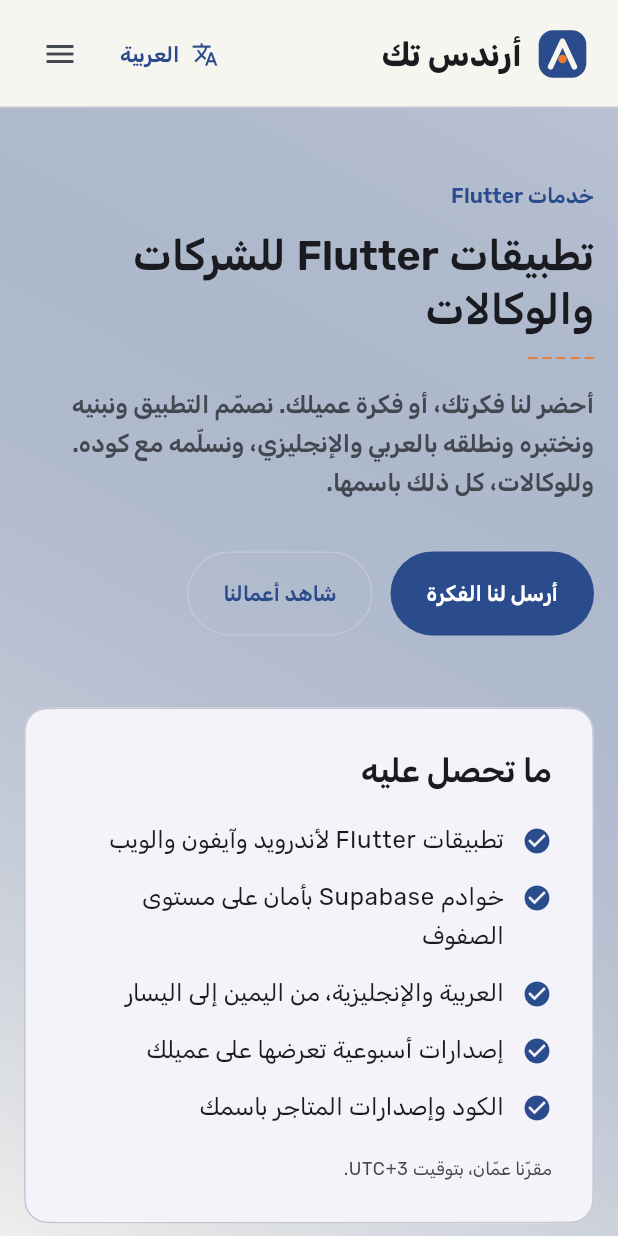
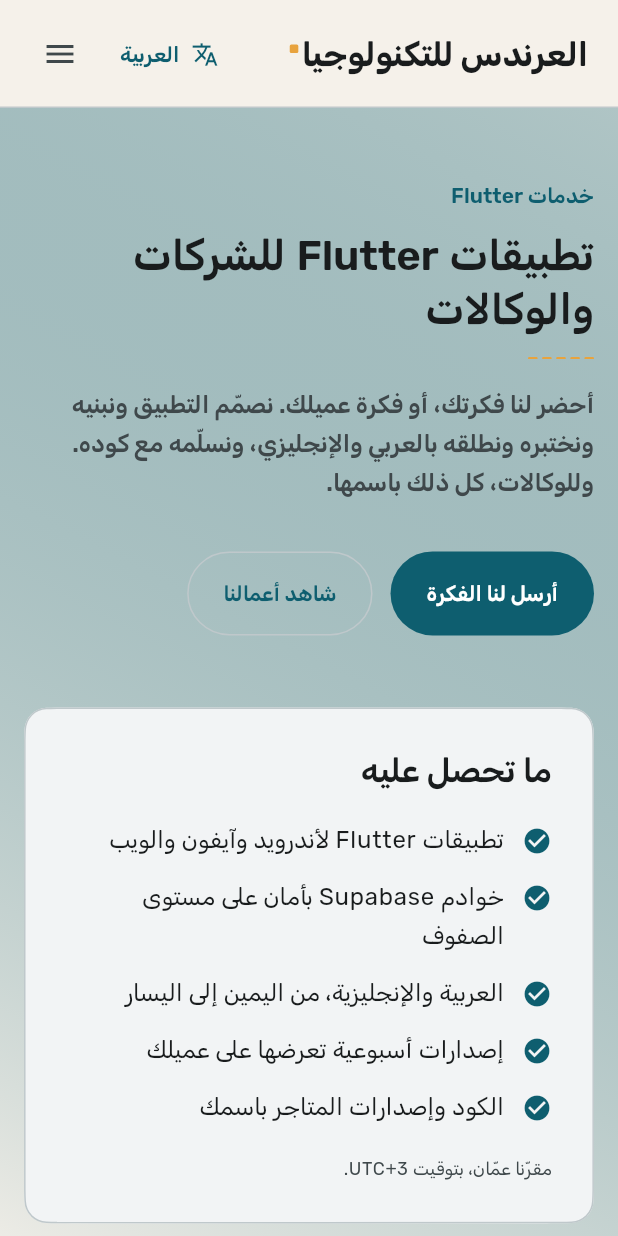
Before and after one commit to abu-arandas/abu-arandas, a Flutter app: the ServicesPage screen opened directly, after a tap on "العربية", on a phone screen of 412 x 824 dp. Run offline on Flutter 3.47's test engine with Material 3 defaults, Android fonts, the phone set to English and light mode, and no system bars; our stand-ins replace get, material_ui; statements that could not run were skipped.

Commit message:
Arandas Tech: the wordmark logo, a teal and saffron palette, and the name العرندس للتكنولوجيا (#20)
The logo is now the name in bold ink with one saffron pixel over the "a" of
"das"; the favicon and app icons are a sand A on a teal tile with the pixel as
its crossbar. The site's palette moves off the Zirr denim and orange to deep
teal, saffron, ink and warm sand. The Arabic name is العرندس للتكنولوجيا.


Claude-Session: https://claude.ai/code/session_013JgGuePNSfZpKQyJfGGukC

Co-authored-by: Claude <noreply@anthropic.com>

```diff
--- a/site/lib/config/brand.dart
+++ b/site/lib/config/brand.dart
@@ -6,30 +6,30 @@ class Brand {
   /// The company's name in English, also the translation key for [nameAr].
   static const name = 'Arandas Tech';
 
-  /// The name as the logo spells it, next to the mark: all lower case in English, [nameAr] in Arabic.
-  static const wordmark = 'arandas tech';
-
   /// The company's name in Arabic.
-  static const nameAr = 'أرندس تك';
+  static const nameAr = 'العرندس للتكنولوجيا';
 
   /// The company's product line for shops, also the translation key for [productLineAr]. Zirr (زِرّ) is "button": the
   /// one on a shirt and the one on a screen.
   static const productLine = 'Zirr';
   static const productLineAr = 'زِرّ';
 
-  /// Denim: buttons, links and the mark. Arandas Tech and its Zirr line share one palette. Every screen's palette is made from it.
-  static const seedColor = Color(0xFF2B4C8C);
+  /// Deep teal: buttons, links and the monogram. Every screen's palette is made from it.
+  static const seedColor = Color(0xFF0E5E6F);
 
-  /// Thread orange: the lit hole of the mark and highlights. Dark text on it, never white.
-  static const thread = Color(0xFFEE7B30);
+  /// Saffron gold: the pixel on the wordmark and highlights. Dark text on it, never white.
+  static const accent = Color(0xFFE8A33D);
 
-  /// Denim and thread as they read on the dark theme's night blue.
-  static const seedColorDark = Color(0xFF8EAEF0);
-  static const threadDark = Color(0xFFFF9F5A);
+  /// Teal and saffron as they read on the dark theme's ink.
+  static const seedColorDark = Color(0xFF6CC3D3);
+  static const accentDark = Color(0xFFF2B95C);
 
-  /// The page: cotton white, or night blue in the dark.
-  static const page = Color(0xFFF7F5F0);
-  static const pageDark = Color(0xFF0D121C);
+  /// Ink: text, and the tint of every shadow.
+  static const ink = Color(0xFF121417);
+
+  /// The page: warm sand, or ink in the dark.
+  static const page = Color(0xFFF5F1EA);
+  static const pageDark = Color(0xFF101416);
 
   /// One font for Arabic and Latin text, bundled in assets/fonts and declared in pubspec.yaml.
   static const fontFamily = 'Rubik';
--- a/site/lib/config/theme.dart
+++ b/site/lib/config/theme.dart
@@ -2,7 +2,7 @@ import 'package:material_ui/material_ui.dart';
 
 import 'brand.dart';
 
-/// Light and dark themes, both made from [Brand.seedColor], with the brand's own denim, thread orange and page colours.
+/// Light and dark themes, both made from [Brand.seedColor], with the brand's own teal, saffron, ink and sand.
 ///
 /// The Zirr house style sits on top of the colours, as in every Zirr product: headings semibold and a touch tight,
 /// corners that flow into the sides ([AppTheme.shape]), fields that show their edge under the pointer and turn white
@@ -57,8 +57,8 @@ class AppTheme {
 
   /// The shadow a card rises onto under the pointer: soft, layered and tinted with ink.
   static const lifted = [
-    BoxShadow(color: Color(0x0F18202E), blurRadius: 4, offset: Offset(0, 1)),
-    BoxShadow(color: Color(0x2418202E), blurRadius: 28, offset: Offset(0, 12)),
+    BoxShadow(color: Color(0x0F121417), blurRadius: 4, offset: Offset(0, 1)),
+    BoxShadow(color: Color(0x24121417), blurRadius: 28, offset: Offset(0, 12)),
   ];
 
   static ThemeData _build(Brightness brightness) {
@@ -66,8 +66,8 @@ class AppTheme {
     final scheme = ColorScheme.fromSeed(seedColor: Brand.seedColor, brightness: brightness, dynamicSchemeVariant: DynamicSchemeVariant.fidelity).copyWith(
       primary: dark ? Brand.seedColorDark : Brand.seedColor,
       onPrimary: dark ? Brand.pageDark : Colors.white,
-      secondary: dark ? Brand.threadDark : Brand.thread,
-      onSecondary: const Color(0xFF18202E),
+      secondary: dark ? Brand.accentDark : Brand.accent,
+      onSecondary: Brand.ink,
       surface: dark ? Brand.pageDark : Brand.page,
     );
     final base = ThemeData(colorScheme: scheme, fontFamily: Brand.fontFamily, scaffoldBackgroundColor: scheme.surface);
--- a/site/lib/l10n/ar.dart
+++ b/site/lib/l10n/ar.dart
@@ -4,7 +4,6 @@ import '../config/brand.dart';
 /// shows English rather than nothing; `node tool/check_arabic.mjs` fails the build when one is missing.
 const ar = <String, String>{
   Brand.name: Brand.nameAr,
-  Brand.wordmark: Brand.nameAr,
   Brand.city: 'عمّان، الأردن',
   'العربية': 'English',
 
@@ -308,13 +307,13 @@ const ar = <String, String>{
   'Flutter services': 'خدمات Flutter',
   'A software company in Amman. We build Flutter apps and make Zirr, software for shops.':
       'شركة برمجيات في عمّان. نبني تطبيقات Flutter ونصنع زِرّ، برامج للمحلات.',
-  'Hi Arandas Tech team, I found you on your website.': 'مرحباً فريق أرندس تك، وصلت إليكم من موقعكم.',
-  'Hi Arandas Tech team, I would like to know more about: @name': 'مرحباً فريق أرندس تك، أودّ معرفة المزيد عن: @name',
-  'Hi Arandas Tech team, I am @name.': 'مرحباً فريق أرندس تك، أنا @name.',
-  'Hi Arandas Tech team, I would like to talk about a Flutter project.': 'مرحباً فريق أرندس تك، أودّ الحديث عن مشروع Flutter.',
-  'Hi Arandas Tech team, I would like a demo of Zirr.': 'مرحباً فريق أرندس تك، أودّ عرضاً تجريبياً لزِرّ.',
+  'Hi Arandas Tech team, I found you on your website.': 'مرحباً فريق العرندس للتكنولوجيا، وصلت إليكم من موقعكم.',
+  'Hi Arandas Tech team, I would like to know more about: @name': 'مرحباً فريق العرندس للتكنولوجيا، أودّ معرفة المزيد عن: @name',
+  'Hi Arandas Tech team, I am @name.': 'مرحباً فريق العرندس للتكنولوجيا، أنا @name.',
+  'Hi Arandas Tech team, I would like to talk about a Flutter project.': 'مرحباً فريق العرندس للتكنولوجيا، أودّ الحديث عن مشروع Flutter.',
+  'Hi Arandas Tech team, I would like a demo of Zirr.': 'مرحباً فريق العرندس للتكنولوجيا، أودّ عرضاً تجريبياً لزِرّ.',
   'Five presses! Zirr’s buttons say thank you.': 'خمس ضغطات! أزرار زِرّ تشكرك.',
-  'Arandas Tech · software company in Amman': 'أرندس تك · شركة برمجيات في عمّان',
+  'Arandas Tech · software company in Amman': 'العرندس للتكنولوجيا · شركة برمجيات في عمّان',
   'Software for businesses that work in Arabic and English': 'برمجيات لأعمال تعمل بالعربي والإنجليزي',
   'We build Flutter apps for companies and agencies, and we make Zirr, our own line of software that shops run on: the till, the stock, the online store.':
       'نبني تطبيقات Flutter للشركات والوكالات، ونصنع زِرّ، مجموعتنا من البرامج التي تعمل عليها المحلات: الكاشير والمخزون والمتجر الإلكتروني.',
@@ -357,9 +356,9 @@ const ar = <String, String>{
   'A Zirr product': 'منتج من زِرّ',
 
   // The Zirr line
-  'Zirr by Arandas Tech': 'زِرّ من أرندس تك',
+  'Zirr by Arandas Tech': 'زِرّ من العرندس للتكنولوجيا',
   'Zirr: the software a shop runs on': 'زِرّ: البرامج التي يعمل عليها محلّك',
-  'Zirr is our product line for retail: a till for every branch, the stock behind it, the online store, and the starter we build new apps from. Every product is made, run and supported by Arandas Tech in Amman.': 'زِرّ مجموعتنا من البرامج لقطاع التجزئة: كاشير لكل فرع والمخزون خلفه والمتجر الإلكتروني والقالب الذي نبني منه التطبيقات الجديدة. كل منتج تصنعه أرندس تك في عمّان وتشغّله وتدعمه.',
+  'Zirr is our product line for retail: a till for every branch, the stock behind it, the online store, and the starter we build new apps from. Every product is made, run and supported by Arandas Tech in Amman.': 'زِرّ مجموعتنا من البرامج لقطاع التجزئة: كاشير لكل فرع والمخزون خلفه والمتجر الإلكتروني والقالب الذي نبني منه التطبيقات الجديدة. كل منتج تصنعه العرندس للتكنولوجيا في عمّان وتشغّله وتدعمه.',
   'Book a free demo': 'احجز عرضاً مجانياً',
   'The Zirr line': 'مجموعة زِرّ',
   'Four products, one team behind them': 'أربعة منتجات، وفريق واحد خلفها',
@@ -382,7 +381,7 @@ const ar = <String, String>{
   'A fashion storefront with its own admin panel for a brand that sells online: colour and size variants, promotion codes and card checkout.':
       'واجهة متجر أزياء بلوحة إدارة خاصة لعلامة تبيع أونلاين: خيارات ألوان ومقاسات ورموز عروض ودفع بالبطاقة.',
   'The Flutter and Supabase template every Arandas Tech app starts from: sign-in, roles, Arabic and English, CI and docs on day one.':
-      'قالب Flutter وSupabase الذي يبدأ منه كل تطبيق من أرندس تك: تسجيل الدخول والصلاحيات والعربية والإنجليزية وCI والوثائق من اليوم الأول.',
+      'قالب Flutter وSupabase الذي يبدأ منه كل تطبيق من العرندس للتكنولوجيا: تسجيل الدخول والصلاحيات والعربية والإنجليزية وCI والوثائق من اليوم الأول.',
   'Read how we use it': 'اقرأ كيف نستخدمه',
   'Arabic first, English too': 'العربية أولاً، والإنجليزية أيضاً',
   'Every screen, receipt and email in both languages, right to left where it should be.': 'كل شاشة وإيصال وبريد باللغتين، ومن اليمين إلى اليسار حيث يجب.',
@@ -395,9 +394,9 @@ const ar = <String, String>{
   'Code you can own': 'كود يمكنك امتلاكه',
   'Buy the source code with a licence, or let us set it up and run it for you.': 'اشترِ الكود المصدري بترخيص، أو دعنا نجهّزه ونشغّله لك.',
   'People you can call': 'فريق تستطيع الاتصال به',
-  'Made in Amman by Arandas Tech. Ask on WhatsApp and a developer answers.': 'صُنع في عمّان على يد أرندس تك. اسأل على واتساب ويجيبك مطوّر.',
+  'Made in Amman by Arandas Tech. Ask on WhatsApp and a developer answers.': 'صُنع في عمّان على يد العرندس للتكنولوجيا. اسأل على واتساب ويجيبك مطوّر.',
   'Your data stays yours': 'بياناتك تبقى لك',
   'Row-level security on every table, with SQL tests that fail when a rule leaks.':
       'أمان على مستوى الصفوف في كل جدول، مع اختبارات SQL تفشل إذا سرّبت قاعدة أي بيانات.',
-  'The starter every Arandas Tech app begins from': 'القالب الذي يبدأ منه كل تطبيق من أرندس تك',
+  'The starter every Arandas Tech app begins from': 'القالب الذي يبدأ منه كل تطبيق من العرندس للتكنولوجيا',
 };
--- a/site/lib/widgets/blocks.dart
+++ b/site/lib/widgets/blocks.dart
@@ -217,7 +217,7 @@ class Screenshot extends StatelessWidget {
   @override
   Widget build(BuildContext context) {
     final scheme = Theme.of(context).colorScheme;
-    const ink = Color(0xFF18202E);
+    const ink = Brand.ink;
     return DecoratedBox(
       decoration: ShapeDecoration(
         shape: AppTheme.shape(16, side: BorderSide(color: scheme.outlineVariant)),
--- a/site/lib/widgets/confetti.dart
+++ b/site/lib/widgets/confetti.dart
@@ -25,8 +25,8 @@ void celebrate(BuildContext context, {Celebration kind = Celebration.burst, Offs
   if (reduceMotion(context)) return;
   final overlay = Overlay.maybeOf(context, rootOverlay: true);
   if (overlay == null) return;
-  // The house's thread orange and denim, the ink of the bands, and a softer orange.
-  const colours = [Brand.thread, Brand.seedColor, Color(0xFF18202E), Brand.threadDark, Brand.seedColor, Brand.thread];
+  // The company's saffron and teal, its ink, and a lighter saffron.
+  const colours = [Brand.accent, Brand.seedColor, Brand.ink, Brand.accentDark, Brand.seedColor, Brand.accent];
   final space = overlay.context.findRenderObject();
   Offset? origin;
   if (space is RenderBox && from != null) origin = space.globalToLocal(from);
--- a/site/lib/widgets/site_scaffold.dart
+++ b/site/lib/widgets/site_scaffold.dart
@@ -48,7 +48,7 @@ class SiteScaffold extends StatelessWidget {
 }
 
 /// The logo, which takes the visitor home and keeps a secret: press it five times in a row and Zirr's shirt buttons
-/// rain down, with a short line to say thanks. The mark gives a little shake under the pointer and on every press.
+/// rain down, with a short line to say thanks. The wordmark gives a little shake on every press.
 class _Logo extends StatefulWidget {
   const _Logo();
 
@@ -77,69 +77,60 @@ class _LogoState extends State<_Logo> {
   }
 
   @override
+  Widget build(BuildContext context) => InkWell(
+    borderRadius: BorderRadius.circular(8),
+    onTap: _tap,
+    child: Padding(
+      padding: const EdgeInsets.symmetric(vertical: 6, horizontal: 4),
+      child: Wiggle(trigger: _taps, child: const _Wordmark()),
+    ),
+  );
+}
+
+/// The Arandas Tech logo: the name in bold ink with one saffron pixel over the "a" of "das", like the dot of an i.
+/// In Arabic the name stands as العرندس للتكنولوجيا and the pixel sits at its end. web/favicon.svg and the boot screen
+/// in web/index.html draw the small monogram (the A on a teal tile, with the same pixel for its crossbar).
+class _Wordmark extends StatelessWidget {
+  const _Wordmark();
+
+  /// The font size of the name.
+  static const size = 22.0;
+
+  @override
   Widget build(BuildContext context) {
-    final scheme = Theme.of(context).colorScheme;
-    return InkWell(
-      borderRadius: BorderRadius.circular(8),
-      onTap: _tap,
-      child: Padding(
-        padding: const EdgeInsets.symmetric(vertical: 6, horizontal: 4),
-        child: Row(
-          mainAxisSize: MainAxisSize.min,
+    final theme = Theme.of(context);
+    final style = theme.textTheme.titleLarge!.copyWith(fontSize: size, fontWeight: FontWeight.w700, letterSpacing: -0.5, height: 1.2);
+    final name = Brand.name.tr;
+    const pixel = size * 0.26;
+    final rtl = Directionality.of(context) == TextDirection.rtl;
+    double measure(String text) => (TextPainter(
+      text: TextSpan(text: text, style: style),
+      textDirection: TextDirection.ltr,
+      maxLines: 1,
+    )..layout()).width;
+    // English: centred over the second "a"; Arabic: at the end of the name, at the height of the letters' tops.
+    final start = rtl ? -pixel * 1.4 : measure('Arand') + (measure('Aranda') - measure('Arand') - pixel) / 2;
+    return Semantics(
+      label: name,
+      child: ExcludeSemantics(
+        child: Stack(
+          clipBehavior: Clip.none,
           children: [
-            ExcludeSemantics(
-              child: Wiggle(
-                trigger: _taps,
-                child: CustomPaint(
-                  size: const Size.square(34),
-                  painter: _CompanyMark(tile: scheme.primary, letter: scheme.surface, lit: scheme.secondary),
-                ),
+            Text(name, style: style),
+            PositionedDirectional(
+              start: rtl ? null : start,
+              end: rtl ? start : null,
+              top: size * (rtl ? 0.3 : 0.14),
+              child: DecoratedBox(
+                decoration: BoxDecoration(color: theme.colorScheme.secondary, borderRadius: BorderRadius.circular(pixel * 0.18)),
+                child: const SizedBox.square(dimension: pixel),
               ),
             ),
-            const SizedBox(width: 10),
-            Text(Brand.wordmark.tr, style: Theme.of(context).textTheme.titleLarge?.copyWith(fontWeight: FontWeight.w700, letterSpacing: -0.5)),
           ],
         ),
       ),
     );
   }
-}
-
-/// The Arandas Tech mark on a 120-unit grid: a denim tile with continuous corners and a white A whose crossbar is an
-/// orange button, the company's nod to its Zirr line. web/favicon.svg and the boot screen in web/index.html draw the
-/// same shape.
-class _CompanyMark extends CustomPainter {
-  const _CompanyMark({required this.tile, required this.letter, required this.lit});
-
-  final Color tile;
-  final Color letter;
-  final Color lit;
-
-  @override
-  void paint(Canvas canvas, Size size) {
-    final stroke = Paint()
-      ..color = letter
-      ..style = PaintingStyle.stroke
-      ..strokeWidth = 13
-      ..strokeCap = StrokeCap.round
-      ..strokeJoin = StrokeJoin.round;
-    canvas
-      ..save()
-      ..scale(size.shortestSide / 120)
-      ..drawRSuperellipse(RSuperellipse.fromRectAndRadius(const Rect.fromLTWH(4, 4, 112, 112), const Radius.circular(34)), Paint()..color = tile)
-      ..drawPath(
-        Path()
-          ..moveTo(32, 90)
-          ..lineTo(60, 30)
-          ..lineTo(88, 90),
-        stroke,
-      )
-      ..drawCircle(const Offset(60, 72), 10, Paint()..color = lit)
-      ..restore();
-  }
-
-  @override
-  bool shouldRepaint(_CompanyMark old) => old.tile != tile || old.letter != letter || old.lit != lit;
 }
 
 class _Header extends StatelessWidget implements PreferredSizeWidget {
```
Also changed, not shown: assets/brand/arandas-tech-mark.svg, assets/brand/arandas-tech-on-dark.png, assets/brand/arandas-tech.png, 11 other files.
